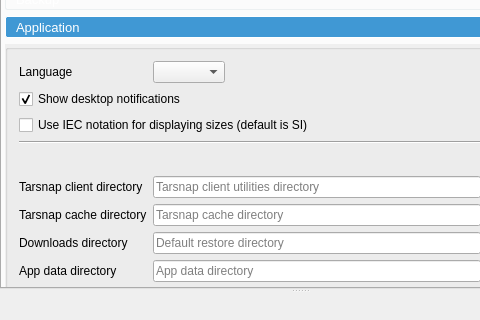
Above: forms/mainwindow.ui from Tarsnap/tarsnap-gui before the change; both pictures show x 0 to 480 and y 93 to 413 of the 600 by 600 pixel window. Below: the same form after it.
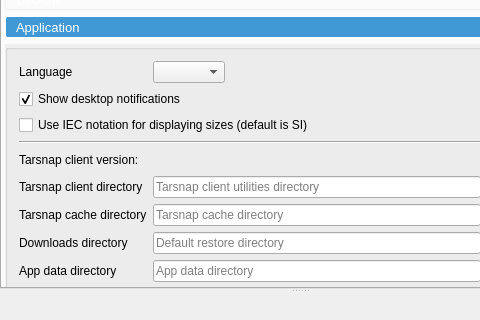
That is the form after the change. The open tabs and pages were chosen to show the change. Icons and pictures are not drawn. Custom widgets are drawn as their Qt base class.

Patch:
```diff
--- a/forms/mainwindow.ui
+++ b/forms/mainwindow.ui
@@ -1844,22 +1844,6 @@
                     </property>
                    </widget>
                   </item>
-                  <item row="4" column="0">
-                   <spacer name="horizontalSpacer_5">
-                    <property name="orientation">
-                     <enum>Qt::Horizontal</enum>
-                    </property>
-                    <property name="sizeType">
-                     <enum>QSizePolicy::Preferred</enum>
-                    </property>
-                    <property name="sizeHint" stdset="0">
-                     <size>
-                      <width>40</width>
-                      <height>20</height>
-                     </size>
-                    </property>
-                   </spacer>
-                  </item>
                   <item row="7" column="3">
                    <widget class="QPushButton" name="downloadsDirBrowseButton">
                     <property name="sizePolicy">
@@ -1970,6 +1954,22 @@
                     </property>
                    </spacer>
                   </item>
+                  <item row="4" column="0">
+                   <widget class="QLabel" name="label_14">
+                    <property name="sizePolicy">
+                     <sizepolicy hsizetype="Fixed" vsizetype="Preferred">
+                      <horstretch>0</horstretch>
+                      <verstretch>0</verstretch>
+                     </sizepolicy>
+                    </property>
+                    <property name="toolTip">
+                     <string>Tarsnap command-line utilities version</string>
+                    </property>
+                    <property name="text">
+                     <string>Tarsnap client version:</string>
+                    </property>
+                   </widget>
+                  </item>
                  </layout>
                 </widget>
                </item>
```
Left out of the diff: 5 changed lines with no effect on the pictures.
